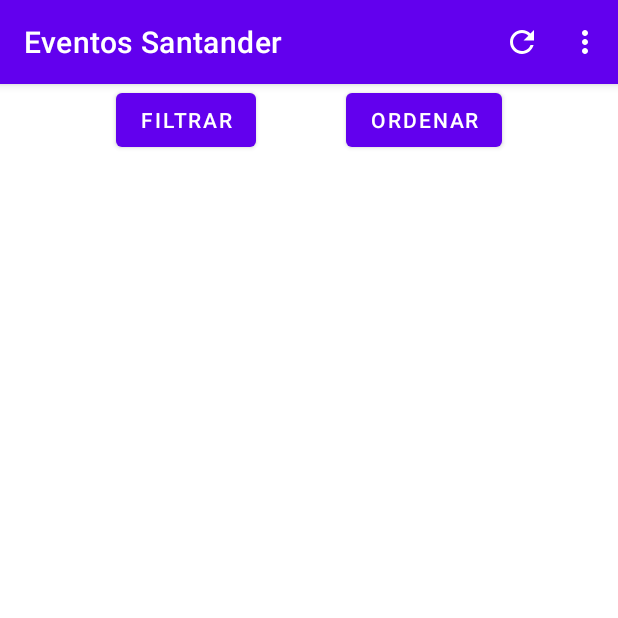
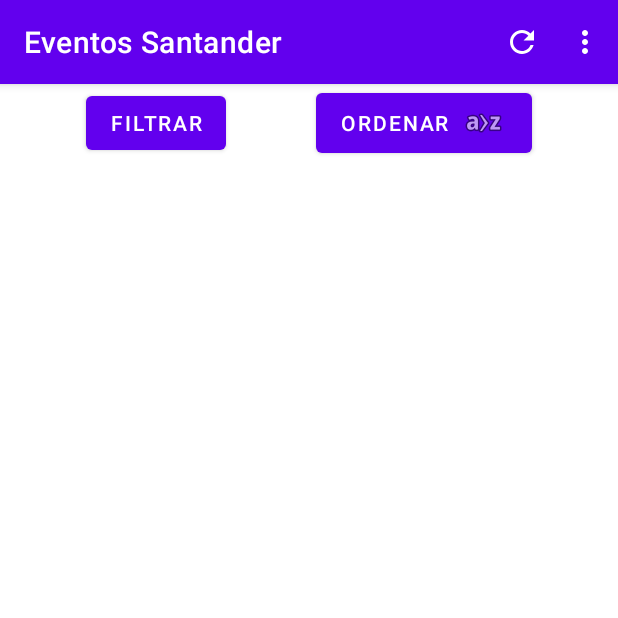
Before and after one commit to isunican/App-EventosSantander-Grupo3, an Android app: the screen it shows after launch (EventsActivity), on a phone screen of 412 x 824 dp, the top half of it. Run offline under Robolectric (Android 15) with nearby library versions, the phone set to English and light mode, and no system bars; libraries missing offline, so code that uses them is left out: androidx.test.espresso; 2 statements that could not run were skipped.

Commit message:
Añadido imagen prueba en boton ordenar

```diff
--- a/AndroidProject/app/src/main/res/layout/activity_main.xml
+++ b/AndroidProject/app/src/main/res/layout/activity_main.xml
@@ -35,6 +35,7 @@
                 android:layout_width="wrap_content"
                 android:layout_height="wrap_content"
                 android:layout_marginStart="30dp"
+                android:drawableRight="@android:drawable/ic_menu_sort_alphabetically"
                 android:text="@string/ordenar"
                 app:layout_constraintBottom_toBottomOf="parent"
                 app:layout_constraintEnd_toEndOf="parent"
```
